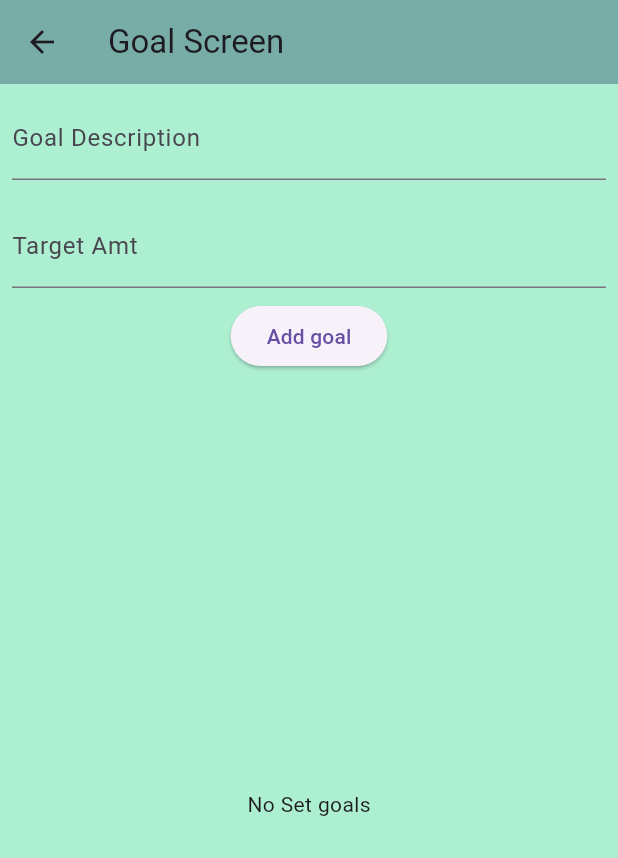
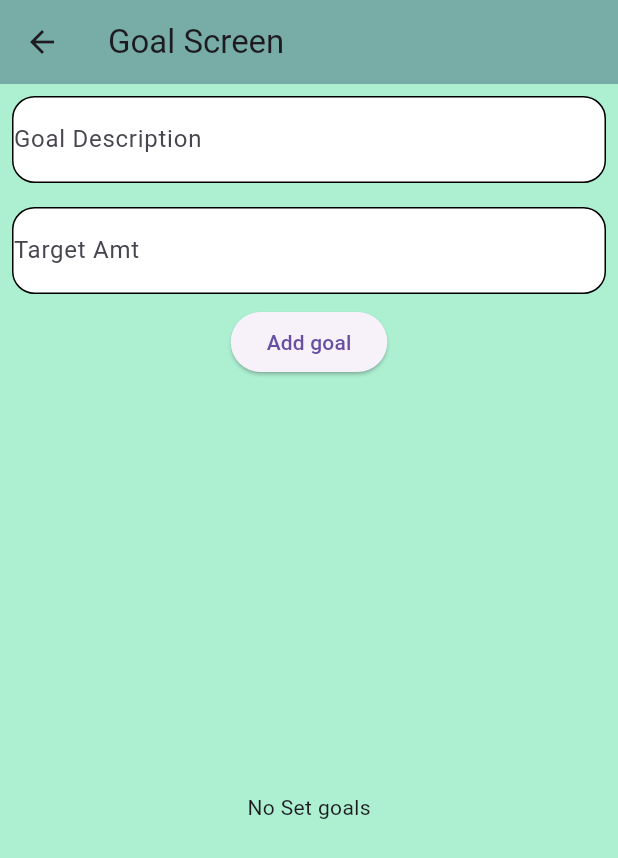
Before and after one commit to Sacolith/finance_management, a Flutter app: the GoalScreen screen opened by its route, on a phone screen of 412 x 824 dp. Shown: the top 858 px of the screen. Run offline on Flutter 3.47's test engine with Material 3 defaults, Android fonts, the phone set to English and light mode, and no system bars; our stand-ins replace fl_chart.

Commit message:
bit of a touch up

```diff
--- a/lib/main.dart
+++ b/lib/main.dart
@@ -5,7 +5,6 @@ import 'package:finance_management/providers/goal_provide.dart';
 import 'package:finance_management/providers/report_provider.dart';
 import 'package:finance_management/routes.dart';
 import 'package:flutter/material.dart';
-import 'package:flutter/services.dart';
 import 'package:provider/provider.dart';
 
 ///This file is the main brain of the application it plugs in the providers
@@ -39,7 +38,6 @@ class MainApp extends StatelessWidget {
    ThemeData thyme() {
     return ThemeData(
       appBarTheme: const AppBarTheme(
-      systemOverlayStyle: SystemUiOverlayStyle.light,
      backgroundColor: Color.fromARGB(102, 41, 71, 103)),
       cardColor: Colors.black,
       scaffoldBackgroundColor: Cols.mint
--- a/lib/screens/goal_screen.dart
+++ b/lib/screens/goal_screen.dart
@@ -16,17 +16,28 @@ class GoalScreen extends StatelessWidget{
       body: Column(
         children: <Widget>[
 Padding(padding: const EdgeInsets.all(8.0),
-child: TextField(
+child:
+Container(
+                      decoration: BoxDecoration(color: Colors.white,
+                      borderRadius: BorderRadius.circular(15),
+                      border: Border.all()
+                      ),child: TextField(
   controller: _descriptionController,
-  decoration: const InputDecoration(labelText: 'Goal Description'),
-),
+  decoration: const InputDecoration(labelText: 'Goal Description',
+  border: InputBorder.none),
+),)
 ),
 Padding(padding: const EdgeInsets.all(8.0),
-child: TextField(
+child:Container(
+                      decoration: BoxDecoration(color: Colors.white,
+                      borderRadius: BorderRadius.circular(15),
+                      border: Border.all()
+                      ),child: TextField(
   controller: _amountController,
-  decoration: const InputDecoration(labelText: 'Target Amt'),
+  decoration: const InputDecoration(labelText: 'Target Amt',
+  border: InputBorder.none),
   keyboardType: TextInputType.number,
-),
+),)
 ),
 ElevatedButton(onPressed: (){
   if(_descriptionController.text.isEmpty || _amountController.text.isEmpty){
--- a/lib/screens/home_screen.dart
+++ b/lib/screens/home_screen.dart
@@ -34,7 +34,7 @@ Widget build(BuildContext context){
   return Scaffold(
     backgroundColor: Colors.black,
     appBar: AppBar(
-      title: const Text('Sunrise Financials'),
+      title: const Text('Sunrise Financials',style: TextStyle(color: Colors.white),),
     ),
     body: Center(
       child: _widgetOptions.elementAt(_selectedIndex),
```
Also changed, not shown: lib/screens/budget_screen.dart (+10 -3 lines), lib/screens/expense_screen.dart (+16 -5 lines), lib/widgets/budget_chart.dart (+6 -47 lines), lib/widgets/screens_display.dart (added, +53 -0 lines), 1 other file.
